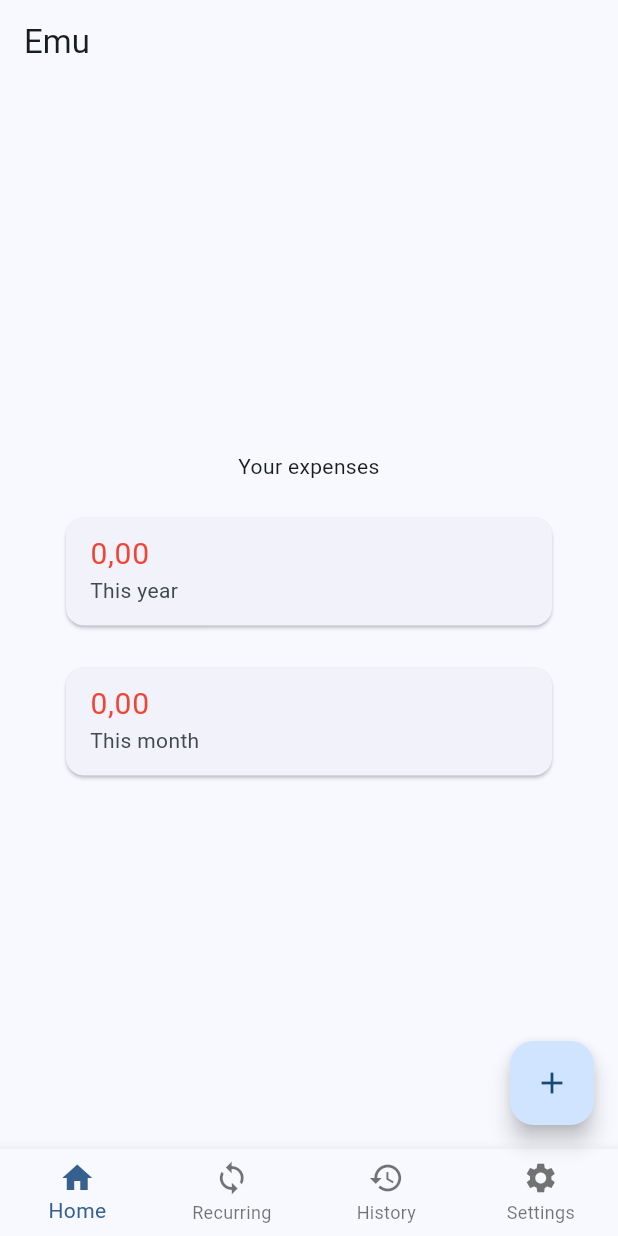
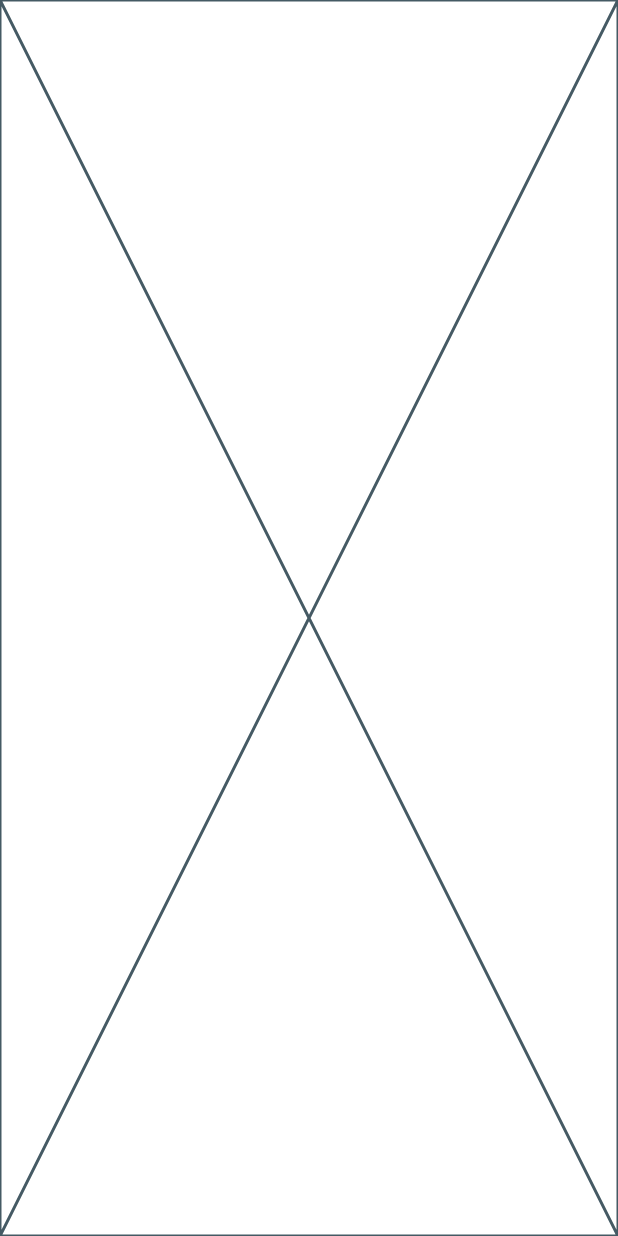
Before and after one commit to emhofer/Emu, a Flutter app: the screen it shows after launch, after a tap on an icon or button, on a phone screen of 412 x 824 dp. Run offline on Flutter 3.47's test engine with Material 2 defaults, Android fonts, the phone set to English and light mode, and no system bars; our stand-ins replace firebase_core, sqflite; accounts and stored records are empty.

Commit message:
started filtered history page (month or year)

```diff
--- /dev/null
+++ b/lib/screens/filtered_history_page.dart
@@ -0,0 +1,80 @@
+import 'package:emu/services/sqlite_service.dart';
+import 'package:flutter/material.dart';
+import 'package:intl/intl.dart';
+
+class FilteredHistoryPage extends StatefulWidget {
+  final List<Expense> expenses;
+  final DateTime filter;
+  // final Function() updateExpenseList;
+
+  const FilteredHistoryPage(
+      {super.key, required this.expenses, required this.filter
+      // required this.updateExpenseList,
+      });
+
+  @override
+  State<FilteredHistoryPage> createState() => _FilteredHistoryPageState();
+}
+
+class _FilteredHistoryPageState extends State<FilteredHistoryPage> {
+  // late Future<List<Expense>> _expenses;
+
+  NumberFormat _numberFormat = NumberFormat("#,##0.00", "de_AT");
+
+  @override
+  void initState() {
+    super.initState();
+    // _expenses = SqliteService().getItems();
+  }
+
+  @override
+  Widget build(BuildContext context) {
+    return Placeholder();
+    // return ListView(
+    //   children: <Widget>[
+    //     for (Expense expense in widget.expenses)
+    //       Column(
+    //         children: [
+    //           ListTile(
+    //             leading: Text(
+    //               '-${_numberFormat.format(expense.amount)}',
+    //               style: const TextStyle(
+    //                   fontSize: 20, // Change the font size to 20
+    //                   color: Colors.red),
+    //             ),
+    //             title: Text(expense.description),
+    //             subtitle: Text(expense.date),
+    //             onLongPress: () {
+    //               showDialog(
+    //                   context: context,
+    //                   builder: (BuildContext context) {
+    //                     return AlertDialog(
+    //                       title: const Text("Delete expense?"),
+    //                       content: const Text(
+    //                           "Are you sure you want to delete this expense?"),
+    //                       actions: <Widget>[
+    //                         TextButton(
+    //                             onPressed: () {
+    //                               Navigator.of(context).pop();
+    //                             },
+    //                             child: const Text("Cancel")),
+    //                         TextButton(
+    //                             onPressed: () {
+    //                               debugPrint(expense.toString());
+    //                               SqliteService().deleteItem(expense.id);
+    //                               // widget.updateExpenseList();
+    //                               Navigator.of(context).pop();
+    //                             },
+    //                             child: const Text("Delete"))
+    //                       ],
+    //                     );
+    //                   });
+    //             },
+    //           ),
+    //           Divider()
+    //         ],
+    //       )
+    //   ],
+    // );
+  }
+}
--- a/lib/screens/overview_page.dart
+++ b/lib/screens/overview_page.dart
@@ -1,6 +1,7 @@
 import 'package:flutter/material.dart';
 import 'package:emu/services/sqlite_service.dart';
 import 'package:intl/intl.dart';
+import './filtered_history_page.dart';
 
 class OverviewPage extends StatefulWidget {
   final List<Expense> expenses;
@@ -46,6 +47,17 @@ class _OverviewPageState extends State<OverviewPage> {
     }
   }
 
+  void navigateToFilteredHistoryPage(DateTime filter) {
+    Navigator.push(
+      context,
+      MaterialPageRoute(
+          builder: (context) => FilteredHistoryPage(
+                expenses: widget.expenses,
+                filter: filter,
+              )),
+    );
+  }
+
   @override
   Widget build(BuildContext context) {
     return Center(
@@ -61,6 +73,7 @@ class _OverviewPageState extends State<OverviewPage> {
           child: InkWell(
             onTap: () {
               debugPrint('Card tapped.');
+              navigateToFilteredHistoryPage(DateTime.now());
             },
             child: ListTile(
               title: Text(
```
